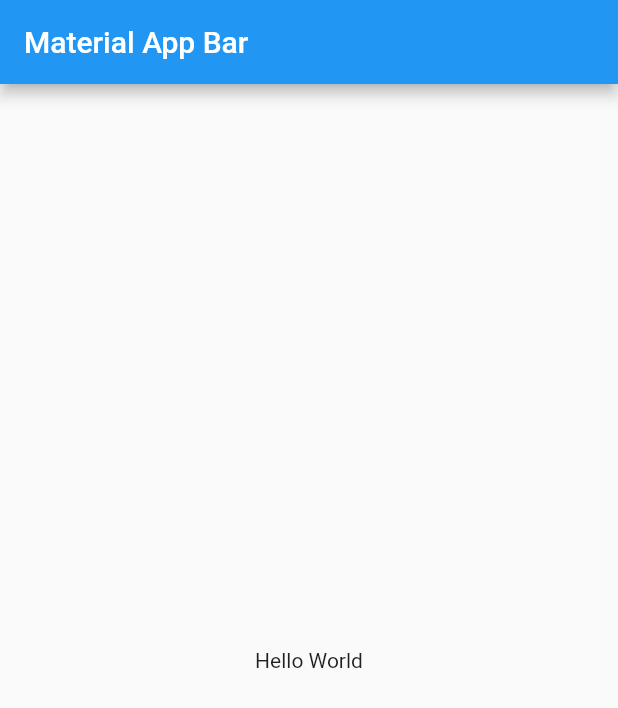
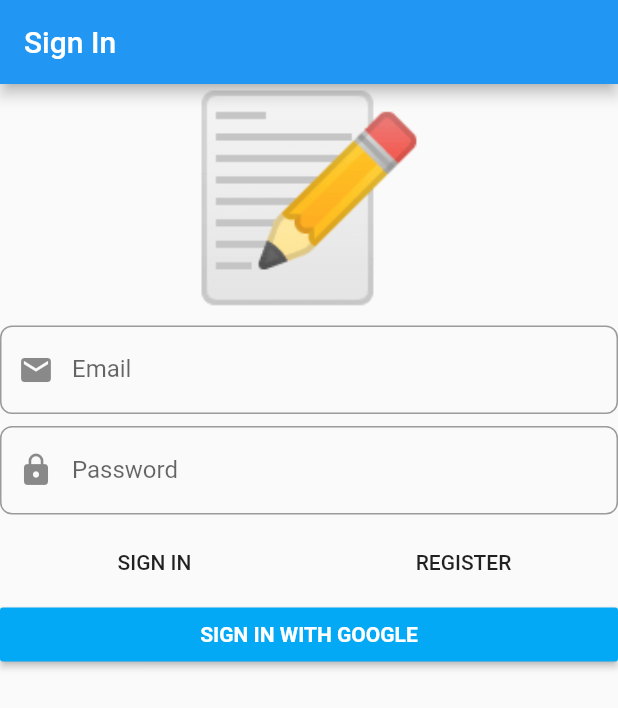
Before and after one commit to cuongdq19/resocoder_tutorials, a Flutter app: the screen it shows after launch, on a phone screen of 412 x 824 dp. Shown: the top 708 px of the screen. Run offline on Flutter 3.47's test engine with Material 2 defaults, Android fonts, the phone set to English and light mode, and no system bars; our stand-ins replace dartz, firebase_auth, firebase_core, flushbar, flutter_bloc, freezed_annotation and 3 more; accounts and stored records are empty; generated files the repository leaves out were written again.

Commit message:
resocoder_ddd (9)

```diff
--- a/resocoder_ddd/lib/application/auth/sign_in_form/sign_in_form_bloc.dart
+++ b/resocoder_ddd/lib/application/auth/sign_in_form/sign_in_form_bloc.dart
@@ -2,6 +2,7 @@ import 'package:dartz/dartz.dart';
 import 'package:flutter/foundation.dart';
 import 'package:flutter_bloc/flutter_bloc.dart';
 import 'package:freezed_annotation/freezed_annotation.dart';
+import 'package:injectable/injectable.dart';
 
 import '../../../domain/auth/auth_failure.dart';
 import '../../../domain/auth/i_auth_facade.dart';
@@ -12,6 +13,7 @@ part 'sign_in_form_state.dart';
 
 part 'sign_in_form_bloc.freezed.dart';
 
+@injectable
 class SignInFormBloc extends Bloc<SignInFormEvent, SignInFormState> {
   final IAuthFacade _authFacade;
 
--- a/resocoder_ddd/lib/domain/auth/i_auth_facade.dart
+++ b/resocoder_ddd/lib/domain/auth/i_auth_facade.dart
@@ -1,5 +1,6 @@
 import 'package:dartz/dartz.dart';
 import 'package:flutter/foundation.dart';
+import 'package:resocoder_ddd/domain/auth/user.dart';
 
 import 'auth_failure.dart';
 import 'value_objects.dart';
@@ -16,4 +17,7 @@ abstract class IAuthFacade {
   });
 
   Future<Either<AuthFailure, Unit>> signInWithGoogle();
+
+  Future<Option<User>> getSignInUser();
+  Future<void> signOut();
 }
--- /dev/null
+++ b/resocoder_ddd/lib/injection.dart
@@ -0,0 +1,11 @@
+import 'package:get_it/get_it.dart';
+import 'package:injectable/injectable.dart';
+
+import 'injection.iconfig.dart';
+
+final GetIt getIt = GetIt.instance;
+
+@injectableInit
+void configureInjection(String env) {
+  $initGetIt(getIt, environment: env);
+}
--- a/resocoder_ddd/lib/main.dart
+++ b/resocoder_ddd/lib/main.dart
@@ -1,22 +1,13 @@
+import 'package:firebase_core/firebase_core.dart';
 import 'package:flutter/material.dart';
+import 'package:injectable/injectable.dart';
 
-void main() {
-  runApp(MyApp());
+import 'package:resocoder_ddd/injection.dart';
+import 'package:resocoder_ddd/presentation/core/app_widget.dart';
+
+Future<void> main() async {
+  WidgetsFlutterBinding.ensureInitialized();
+  configureInjection(Environment.prod);
+  await Firebase.initializeApp();
+  runApp(AppWidget());
 }
-
-class MyApp extends StatelessWidget {
-  @override
-  Widget build(BuildContext context) {
-    return MaterialApp(
-      title: 'Material App',
-      home: Scaffold(
-        appBar: AppBar(
-          title: const Text('Material App Bar'),
-        ),
-        body: const Center(
-          child: Text('Hello World'),
-        ),
-      ),
-    );
-  }
-}
--- /dev/null
+++ b/resocoder_ddd/lib/presentation/core/app_widget.dart
@@ -0,0 +1,22 @@
+import 'package:flutter/material.dart';
+import 'package:resocoder_ddd/presentation/sign_in/sign_in_page.dart';
+
+class AppWidget extends StatelessWidget {
+  @override
+  Widget build(BuildContext context) {
+    return MaterialApp(
+      title: 'Notes',
+      home: SignInPage(),
+      debugShowCheckedModeBanner: false,
+      theme: ThemeData.light().copyWith(
+        primaryColor: Colors.green[800],
+        accentColor: Colors.blueAccent,
+        inputDecorationTheme: InputDecorationTheme(
+          border: OutlineInputBorder(
+            borderRadius: BorderRadius.circular(8),
+          ),
+        ),
+      ),
+    );
+  }
+}
--- /dev/null
+++ b/resocoder_ddd/lib/presentation/sign_in/sign_in_page.dart
@@ -0,0 +1,20 @@
+import 'package:flutter/material.dart';
+import 'package:flutter_bloc/flutter_bloc.dart';
+import 'package:resocoder_ddd/application/auth/sign_in_form/sign_in_form_bloc.dart';
+import 'package:resocoder_ddd/injection.dart';
+import 'package:resocoder_ddd/presentation/sign_in/widgets/sign_in_form.dart';
+
+class SignInPage extends StatelessWidget {
+  @override
+  Widget build(BuildContext context) {
+    return Scaffold(
+      appBar: AppBar(
+        title: const Text('Sign In'),
+      ),
+      body: BlocProvider(
+        create: (ctx) => getIt<SignInFormBloc>(),
+        child: SignInForm(),
+      ),
+    );
+  }
+}
--- /dev/null
+++ b/resocoder_ddd/lib/presentation/sign_in/widgets/sign_in_form.dart
@@ -0,0 +1,125 @@
+import 'package:flushbar/flushbar_helper.dart';
+import 'package:flutter/material.dart';
+import 'package:flutter_bloc/flutter_bloc.dart';
+import 'package:resocoder_ddd/application/auth/sign_in_form/sign_in_form_bloc.dart';
+
+class SignInForm extends StatelessWidget {
+  @override
+  Widget build(BuildContext context) {
+    return BlocConsumer<SignInFormBloc, SignInFormState>(
+      listener: (ctx, state) {
+        state.authFailureOrSuccessOption.fold(
+          () {},
+          (either) {
+            either.fold(
+              (failure) => FlushbarHelper.createError(
+                message: failure.map(
+                  cancelledByUser: (_) => 'Cancelled',
+                  serverError: (_) => 'Server Error',
+                  emailAlreadyInUse: (_) => 'Email already in use',
+                  invalidEmailAndPasswordCombination: (_) =>
+                      'Invalid email and password combination',
+                ),
+              ),
+              (r) {
+                // TODO: Navigate
+              },
+            ).show(context);
+          },
+        );
+      },
+      builder: (ctx, state) {
+        return Form(
+          child: ListView(
+            children: <Widget>[
+              const Text(
+                '📝',
+                style: TextStyle(fontSize: 130),
+                textAlign: TextAlign.center,
+              ),
+              const SizedBox(height: 8),
+              TextFormField(
+                autovalidate: state.showErrorMessages,
+                decoration: InputDecoration(
+                  prefixIcon: Icon(Icons.email),
+                  labelText: 'Email',
+                ),
+                autocorrect: false,
+                onChanged: (value) => ctx
+                    .bloc<SignInFormBloc>()
+                    .add(SignInFormEvent.emailChanged(value)),
+                validator: (_) =>
+                    ctx.bloc<SignInFormBloc>().state.emailAddress.value.fold(
+                          (f) => f.maybeMap(
+                            invalidEmail: (_) => 'Invalid Email',
+                            orElse: () => null,
+                          ),
+                          (_) => null,
+                        ),
+              ),
+              const SizedBox(height: 8),
+              TextFormField(
+                autovalidate: state.showErrorMessages,
+                decoration: InputDecoration(
+                  prefixIcon: Icon(Icons.lock),
+                  labelText: 'Password',
+                ),
+                autocorrect: false,
+                obscureText: true,
+                onChanged: (value) => ctx
+                    .bloc<SignInFormBloc>()
+                    .add(SignInFormEvent.passwordChanged(value)),
+                validator: (_) =>
+                    ctx.bloc<SignInFormBloc>().state.password.value.fold(
+                          (f) => f.maybeMap(
+                            shortPassword: (_) => 'Short Password',
+                            orElse: () => null,
+                          ),
+                          (_) => null,
+                        ),
+              ),
+              const SizedBox(height: 8),
+              Row(
+                children: <Widget>[
+                  Expanded(
+                    child: FlatButton(
+                      child: const Text('SIGN IN'),
+                      onPressed: () {
+                        ctx.bloc<SignInFormBloc>().add(const SignInFormEvent
+                            .signInWithEmailAndPasswordPressed());
+                      },
+                    ),
+                  ),
+                  Expanded(
+                    child: FlatButton(
+                      child: const Text('REGISTER'),
+                      onPressed: () {
+                        ctx.bloc<SignInFormBloc>().add(const SignInFormEvent
+                            .registerWithEmailAndPasswordPressed());
+                      },
+                    ),
+                  )
+                ],
+              ),
+              RaisedButton(
+                color: Colors.lightBlue,
+                child: Text(
+                  'SIGN IN WITH GOOGLE',
+                  style: TextStyle(
+                    color: Colors.white,
+                    fontWeight: FontWeight.bold,
+                  ),
+                ),
+                onPressed: () {
+                  ctx
+                      .bloc<SignInFormBloc>()
+                      .add(const SignInFormEvent.signInWithGooglePressed());
+                },
+              )
+            ],
+          ),
+        );
+      },
+    );
+  }
+}
```
Also changed, not shown: resocoder_ddd/lib/domain/auth/user.dart (added, +11 -0 lines), resocoder_ddd/lib/domain/core/errors.dart (added, +14 -0 lines), resocoder_ddd/lib/domain/core/value_objects.dart (+24 -0 lines), resocoder_ddd/lib/infrastructure/auth/firebase_auth_facade.dart (added, +101 -0 lines), resocoder_ddd/lib/infrastructure/auth/firebase_user_mapper.dart (added, +9 -0 lines), resocoder_ddd/lib/infrastructure/core/firebase_injectable_module.dart (added, +15 -0 lines), resocoder_ddd/lib/injection.iconfig.dart (added, +26 -0 lines), resocoder_ddd/pubspec.yaml (+16 -8 lines), resocoder_ddd/lib/domain/auth/user.freezed.dart (added), resocoder_ddd/pubspec.lock, 3 other files.
